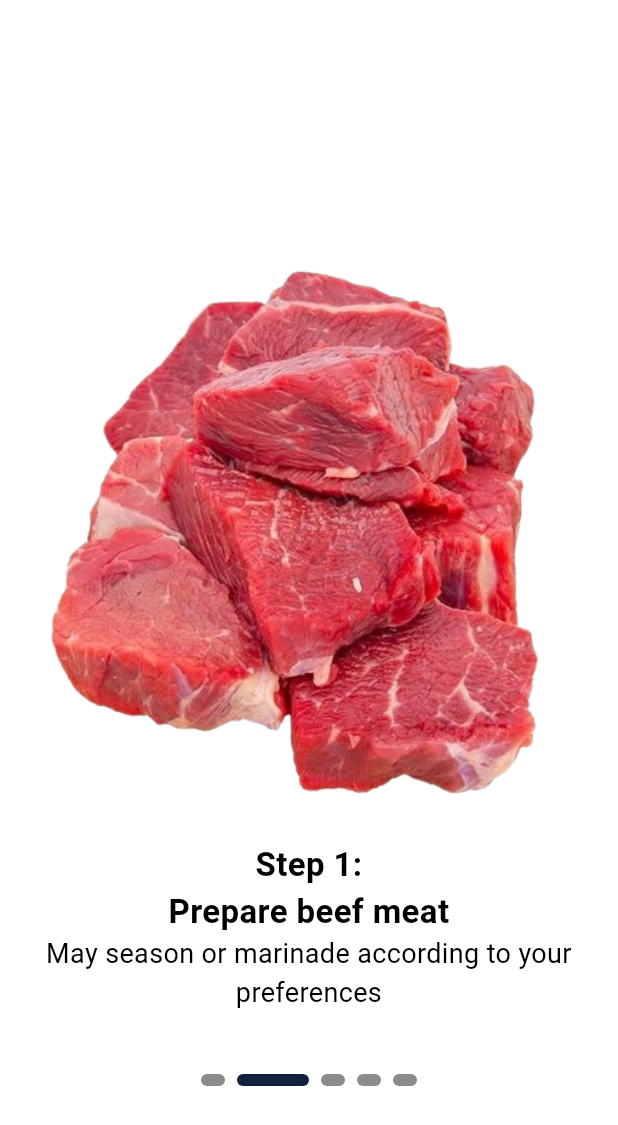
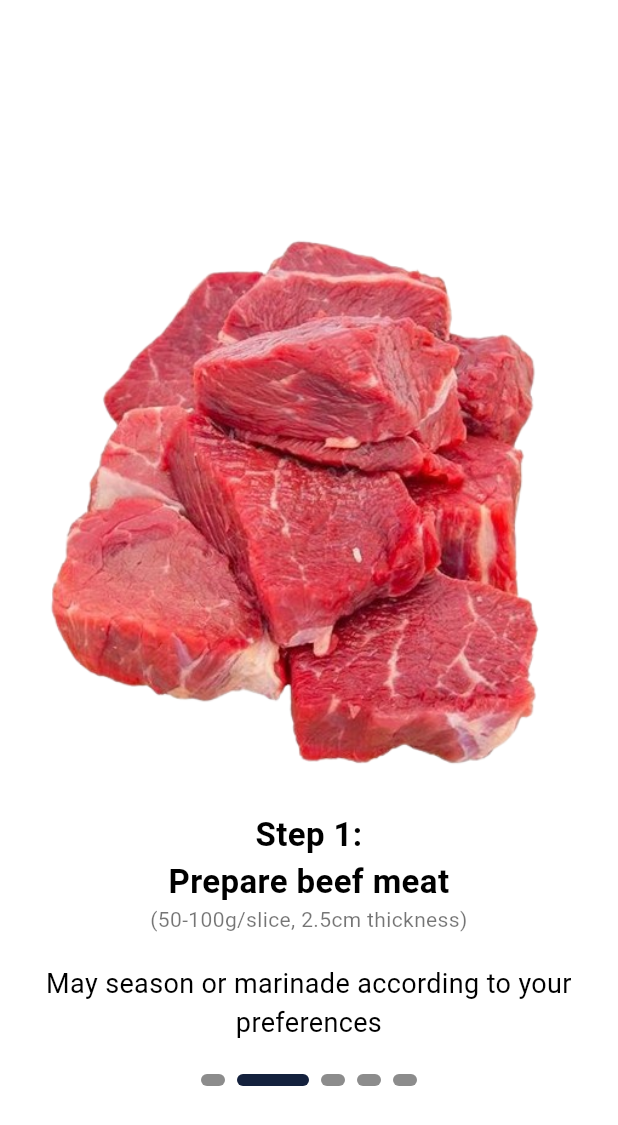
Before and after one commit to datsabahandude/SousVide, a Flutter app: the StepsPage screen opened directly, swiped to page 2, on a phone screen of 412 x 824 dp. Shown: the top 1125 px of the screen. Run offline on Flutter 3.47's test engine with Material 3 defaults, Android fonts, the phone set to English and light mode, and no system bars; drawn by our look-alikes of smooth_page_indicator; our stand-ins replace flutter_local_notifications, get, google_fonts, image_picker, lottie, shared_preferences and 2 more; accounts and stored records are empty.

Commit message:
update step-1 description

```diff
--- a/lib/screens/stepspage.dart
+++ b/lib/screens/stepspage.dart
@@ -68,6 +68,14 @@ class _StepsPageState extends State<StepsPage> {
                               color: Colors.black,
                               fontSize: 22,
                               fontWeight: FontWeight.bold),
+                        ),
+                        Text(
+                          '(50-100g/slice, 2.5cm thickness)\n',
+                          textAlign: TextAlign.center,
+                          style: TextStyle(
+                            color: Colors.black54,
+                            fontSize: 14,
+                          ),
                         ),
                         Text(
                           'May season or marinade according to your preferences',
--- a/pubspec.yaml
+++ b/pubspec.yaml
@@ -3,7 +3,7 @@ description: "A new Flutter project."
 
 publish_to: "none" # Remove this line if you wish to publish to pub.dev
 
-version: 1.0.0+1
+version: 1.0.0+2
 
 environment:
   sdk: ">=3.3.1 <4.0.0"
```
